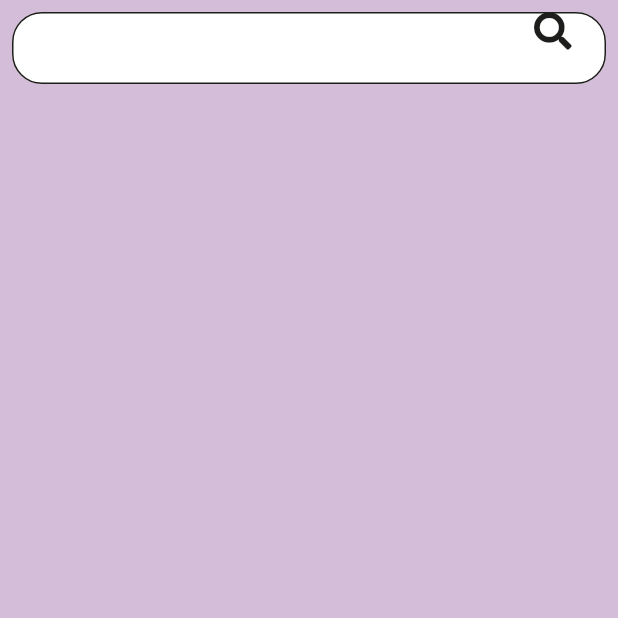
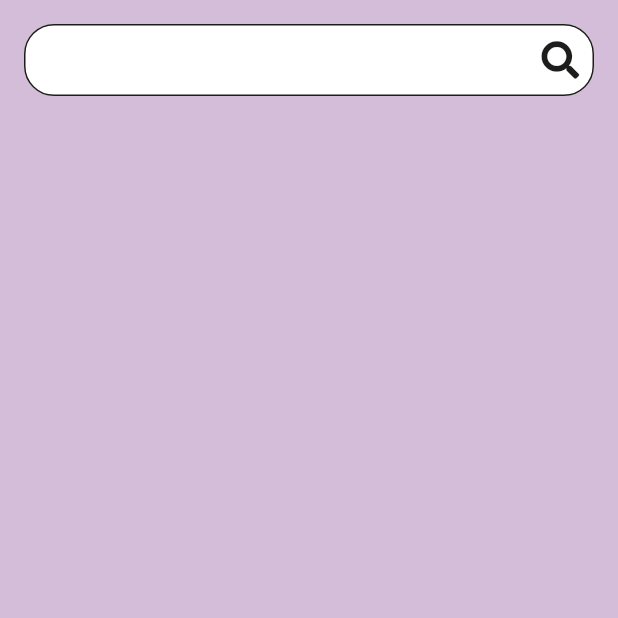
Before and after one commit to hicretay/estetik_vitrini, a Flutter app: the SearchPage screen opened directly, on a phone screen of 412 x 824 dp, the top half of it. Run offline on Flutter 3.47's test engine with Material 2 defaults, Android fonts, the phone set to English and light mode, and no system bars; our stand-ins replace carousel_pro, connectivity, flutter_progress_hud, flutter_svg, font_awesome_flutter, line_icons and 6 more; missing offline and left inert: searchable_dropdown; accounts and stored records are empty; project files that could hold a hidden picture were left out.

Commit message:
Update searchPage.dart

```diff
--- a/ev_mobil/lib/screens/searchPage.dart
+++ b/ev_mobil/lib/screens/searchPage.dart
@@ -21,11 +21,14 @@ class _SearchPageState extends State<SearchPage> {
         child: Column(
           children: [
             Padding(
-              padding: const EdgeInsets.all(8.0),
+              padding: const EdgeInsets.all(defaultPadding),
               child: TextField(
               controller: teSearch,
                decoration: InputDecoration(
-                 suffixIcon: FaIcon(FontAwesomeIcons.search,color: Theme.of(context).hintColor,size: 25,textDirection: TextDirection.ltr),
+                 suffixIcon: Padding(
+                   padding: const EdgeInsets.only(right: maxSpace),
+                   child: Center(child: Align(alignment: Alignment.bottomRight,child: FaIcon(FontAwesomeIcons.search,color: Theme.of(context).hintColor,size: 25,textDirection: TextDirection.ltr))),
+                 ),
                  contentPadding: EdgeInsets.all(maxSpace),
                  filled: true,
                  fillColor: Colors.white,
```
